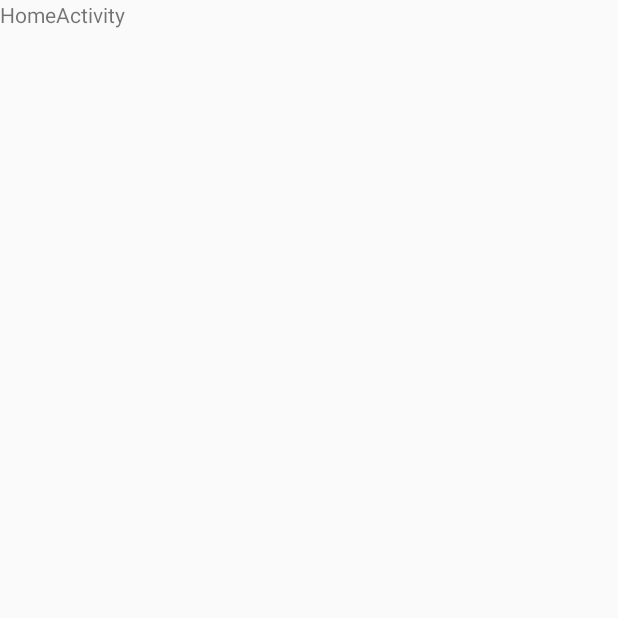
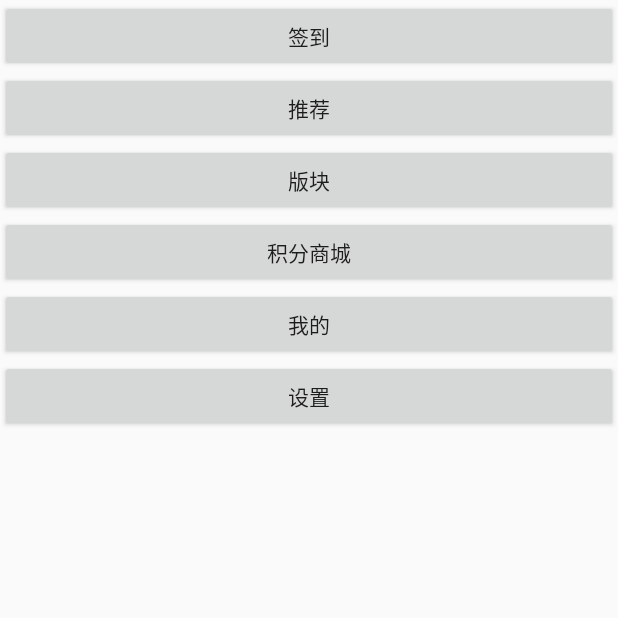
Before and after one commit to Kenway090704/alphaApp, an Android app: the HomeActivity screen opened directly, with no data from a screen before it, on a phone screen of 412 x 824 dp, the top half of it. Before the commit the part shown is almost empty. Run offline under Robolectric (Android 15) with nearby library versions, the phone set to English and light mode, and no system bars.

Commit message:
add some files

```diff
--- a/app/build.gradle
+++ b/app/build.gradle
@@ -37,6 +37,7 @@ dependencies {
     compile 'com.android.support:design:+'
 
     compile 'com.tencent.mm.opensdk:wechat-sdk-android-with-mta:+'
+    compile 'com.android.support:support-v4:25.3.1'
     testCompile 'junit:junit:4.12'
     compile project(':lib_sdk')
     compile project(':lib_stub')
--- a/app/src/main/java/com/alpha/alphaapp/comm/URLConstans.java
+++ b/app/src/main/java/com/alpha/alphaapp/comm/URLConstans.java
@@ -99,10 +99,16 @@ public class URLConstans {
          *  解除好友关系
          */
         String DELFRIEND=URL_ROOT+"delFriend";
+
         /**
          * 查询好友关系
          */
         String GETFRIENDLIST=URL_ROOT+"getFriendList";
 
+        /**
+         *  通过密码修改密码
+         */
+        String CHANGEPWDBYPWD=URL_ROOT+"changepw";
+
     }
 }
--- a/app/src/main/java/com/alpha/alphaapp/ui/HomeActivity.java
+++ b/app/src/main/java/com/alpha/alphaapp/ui/HomeActivity.java
@@ -6,6 +6,8 @@ import android.content.Intent;
 import android.os.Bundle;
 import android.support.annotation.Nullable;
 import android.support.v7.app.AppCompatActivity;
+import android.view.View;
+import android.widget.Button;
 
 import com.alpha.alphaapp.R;
 import com.alpha.alphaapp.model.login.LoginInfo;
@@ -19,6 +21,8 @@ import com.alpha.lib_sdk.app.log.Log;
 
 public class HomeActivity extends BaseActivity {
     private static final String TAG = "HomeActivity";
+
+    private Button btnSettings;
 
     @Override
     protected void onCreate(@Nullable Bundle savedInstanceState) {
@@ -41,7 +45,14 @@ public class HomeActivity extends BaseActivity {
 
     @Override
     protected void initView() {
-
+        btnSettings = (Button)findViewById(R.id.btn_settings);
+        btnSettings.setOnClickListener(new View.OnClickListener() {
+            @Override
+            public void onClick(View view) {
+                Intent intent = new Intent(getBaseContext(), SettingsActivity.class);
+                startActivity(intent);
+            }
+        });
     }
 
     @Override
@@ -71,4 +82,12 @@ public class HomeActivity extends BaseActivity {
         }
 
     }
+
+    public static void actionStartClearStack(Context context, String data1, String data2) {
+        Intent intent = new Intent(context, HomeActivity.class);
+        intent.setFlags(Intent.FLAG_ACTIVITY_CLEAR_TASK | Intent.FLAG_ACTIVITY_NEW_TASK);
+        intent.putExtra("params", data1);
+        intent.putExtra("params", data2);
+        context.startActivity(intent);
+    }
 }
--- a/app/src/main/java/com/alpha/alphaapp/ui/login/AccountLoginFragment.java
+++ b/app/src/main/java/com/alpha/alphaapp/ui/login/AccountLoginFragment.java
@@ -12,6 +12,7 @@ import com.alpha.alphaapp.model.JsonUtil;
 import com.alpha.alphaapp.model.StringUtils;
 import com.alpha.alphaapp.model.login.LoginInfo;
 import com.alpha.alphaapp.model.result.ResponseInfo;
+import com.alpha.alphaapp.sp.SharePLoginInfo;
 import com.alpha.alphaapp.ui.BaseFragment;
 import com.alpha.alphaapp.ui.HomeActivity;
 import com.alpha.alphaapp.ui.register.RegisterActivity;
@@ -121,6 +122,8 @@ public class AccountLoginFragment extends BaseFragment {
                                 case RESULT_LOGIN_OK:
                                     HomeActivity.actionStart(getContext(), null, null);
                                     //将密码帐号与登录,是什么登录存入sharedPerferrence
+                                    ResponseInfo infoSskey = ResponseInfo.getRespInfoFromJsonStr(result, true);
+                                    SharePLoginInfo.getInstance(getContext()).saveSskey(infoSskey.getSskey());
                                     break;
                             }
 
--- a/app/src/main/java/com/alpha/alphaapp/ui/register/AccountRegisterFragment.java
+++ b/app/src/main/java/com/alpha/alphaapp/ui/register/AccountRegisterFragment.java
@@ -15,6 +15,7 @@ import com.alpha.alphaapp.model.other.CheckAccoutInfo;
 import com.alpha.alphaapp.model.register.RegisterInfo;
 import com.alpha.alphaapp.model.result.ResponseInfo;
 import com.alpha.alphaapp.ui.BaseFragment;
+import com.alpha.alphaapp.ui.HomeActivity;
 import com.alpha.lib_sdk.app.log.Log;
 import com.alpha.lib_sdk.app.net.ReqCallBack;
 import com.alpha.lib_sdk.app.net.RequestManager;
@@ -102,6 +103,8 @@ public class AccountRegisterFragment extends BaseFragment {
                                                 if (responseInfo.getResult() == CommStants.CHECKOUT_ACCOUNT_RESULT.RESUTL_OK) {
                                                     //注册成功
                                                     ToastUtils.showLong(getContext(), R.string.register_success);
+
+                                                    HomeActivity.actionStartClearStack(getContext(), null, null);
                                                 }
                                             }
 
--- a/app/src/main/res/layout/activity_home.xml
+++ b/app/src/main/res/layout/activity_home.xml
@@ -4,8 +4,40 @@
     android:layout_height="match_parent"
     android:orientation="vertical">
 
-    <TextView
-        android:layout_width="wrap_content"
+    <Button
+        android:id="@+id/btn_sign"
+        android:layout_width="match_parent"
         android:layout_height="wrap_content"
-        android:text="HomeActivity" />
+        android:text="@string/sign" />
+
+    <Button
+        android:id="@+id/btn_recommend"
+        android:layout_width="match_parent"
+        android:layout_height="wrap_content"
+        android:text="@string/recommend" />
+
+    <Button
+        android:id="@+id/btn_block"
+        android:layout_width="match_parent"
+        android:layout_height="wrap_content"
+        android:text="@string/block" />
+
+    <Button
+        android:id="@+id/btn_shoppingmall"
+        android:layout_width="match_parent"
+        android:layout_height="wrap_content"
+        android:text="@string/shoppingmall" />
+
+    <Button
+        android:id="@+id/btn_mine"
+        android:layout_width="match_parent"
+        android:layout_height="wrap_content"
+        android:text="@string/mine" />
+
+    <Button
+        android:id="@+id/btn_settings"
+        android:layout_width="match_parent"
+        android:layout_height="wrap_content"
+        android:text="@string/settings" />
+
 </LinearLayout>
```
Also changed, not shown: app/src/main/AndroidManifest.xml (+8 -1 lines), app/src/main/java/com/alpha/alphaapp/comm/CommStants.java (+20 -0 lines), app/src/main/java/com/alpha/alphaapp/sp/SharePLoginInfo.java (+16 -0 lines), app/src/main/java/com/alpha/alphaapp/ui/login/LoginActivity.java (+11 -0 lines), app/src/main/res/values/strings.xml (+38 -0 lines), app/src/main/res/values/styles.xml (+9 -0 lines).
